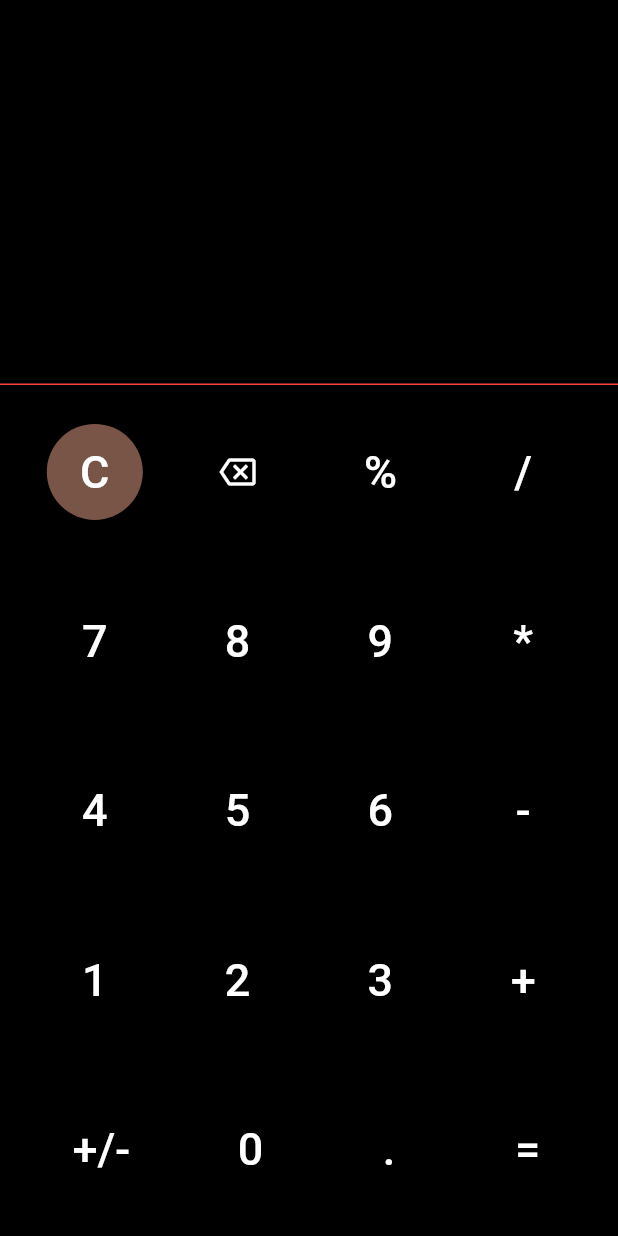
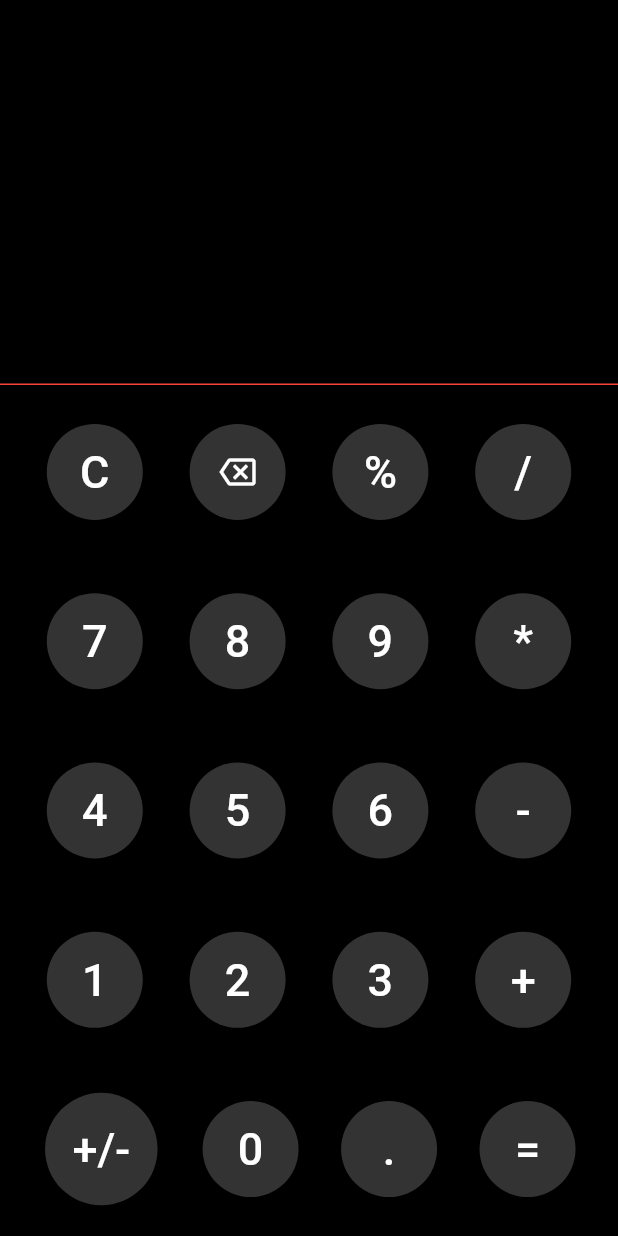
Before and after one commit to gouravrathor123/calculator, a Flutter app: the screen it shows after launch, on a phone screen of 412 x 824 dp. Run offline on Flutter 3.47's test engine with Material 2 defaults, Android fonts, the phone set to English and light mode, and no system bars; our stand-ins replace hexcolor.

Commit message:
background color to to buttons added

```diff
--- a/lib/calculator.dart
+++ b/lib/calculator.dart
@@ -1,4 +1,5 @@
 import 'package:flutter/material.dart';
+import 'package:hexcolor/hexcolor.dart';
 
 class Calculator extends StatefulWidget {
   const Calculator({Key? key}) : super(key: key);
@@ -54,7 +55,7 @@ class _CalculatorState extends State<Calculator> {
                             style: ElevatedButton.styleFrom(
                               shape: const CircleBorder(),
                               padding: const EdgeInsets.all(20),
-                              primary: Colors.brown, // <-- Button color
+                              primary: HexColor("#333333"), // <-- Button color
                               onPrimary: Colors.white, // <-- Splash color
                             ),
                           ),
@@ -65,7 +66,7 @@ class _CalculatorState extends State<Calculator> {
                             style: ElevatedButton.styleFrom(
                               shape: const CircleBorder(),
                               padding: const EdgeInsets.all(20),
-                              primary: Colors.black12, // <-- Button color
+                              primary: HexColor("#333333"), // <-- Button color
                               onPrimary: Colors.white, // <-- Splash color
                             ),
                           ),
@@ -78,7 +79,7 @@ class _CalculatorState extends State<Calculator> {
                             style: ElevatedButton.styleFrom(
                               shape: const CircleBorder(),
                               padding: const EdgeInsets.all(20),
-                              primary: Colors.black12, // <-- Button color
+                              primary: HexColor("#333333"), // <-- Button color
                               onPrimary: Colors.white, // <-- Splash color
                             ),
                           ),
@@ -91,7 +92,7 @@ class _CalculatorState extends State<Calculator> {
                             style: ElevatedButton.styleFrom(
                               shape: const CircleBorder(),
                               padding: const EdgeInsets.all(20),
-                              primary: Colors.black12, // <-- Button color
+                              primary: HexColor("#333333"), // <-- Button color
                               onPrimary: Colors.white, // <-- Splash color
                             ),
                           ),
@@ -121,7 +122,7 @@ class _CalculatorState extends State<Calculator> {
                             style: ElevatedButton.styleFrom(
                               shape: const CircleBorder(),
                               padding: const EdgeInsets.all(20),
-                              primary: Colors.black12, // <-- Button color
+                              primary: HexColor("#333333"), // <-- Button color
                               onPrimary: Colors.white, // <-- Splash color
                             ),
                           ),
@@ -135,7 +136,7 @@ class _CalculatorState extends State<Calculator> {
                             style: ElevatedButton.styleFrom(
                               shape: const CircleBorder(),
                               padding: const EdgeInsets.all(20),
-                              primary: Colors.black12, // <-- Button color
+                              primary: HexColor("#333333"), // <-- Button color
                               onPrimary: Colors.white, // <-- Splash color
                             ),
                           ),
@@ -148,7 +149,7 @@ class _CalculatorState extends State<Calculator> {
                             style: ElevatedButton.styleFrom(
                               shape: const CircleBorder(),
                               padding: const EdgeInsets.all(20),
-                              primary: Colors.black12, // <-- Button color
+                              primary: HexColor("#333333"), // <-- Button color
                               onPrimary: Colors.white, // <-- Splash color
                             ),
                           ),
@@ -161,7 +162,7 @@ class _CalculatorState extends State<Calculator> {
                             style: ElevatedButton.styleFrom(
                               shape: const CircleBorder(),
                               padding: const EdgeInsets.all(20),
-                              primary: Colors.black12, // <-- Button color
+                              primary: HexColor("#333333"), // <-- Button color
                               onPrimary: Colors.white, // <-- Splash color
                             ),
                           ),
@@ -191,7 +192,7 @@ class _CalculatorState extends State<Calculator> {
                             style: ElevatedButton.styleFrom(
                               shape: const CircleBorder(),
                               padding: const EdgeInsets.all(20),
-                              primary: Colors.black12, // <-- Button color
+                              primary: HexColor("#333333"), // <-- Button color
                               onPrimary: Colors.white, // <-- Splash color
                             ),
                           ),
@@ -204,7 +205,7 @@ class _CalculatorState extends State<Calculator> {
                             style: ElevatedButton.styleFrom(
                               shape: const CircleBorder(),
                               padding: const EdgeInsets.all(20),
-                              primary: Colors.black12, // <-- Button color
+                              primary: HexColor("#333333"), // <-- Button color
                               onPrimary: Colors.white, // <-- Splash color
                             ),
                           ),
@@ -217,7 +218,7 @@ class _CalculatorState extends State<Calculator> {
                             style: ElevatedButton.styleFrom(
                               shape: const CircleBorder(),
                               padding: const EdgeInsets.all(20),
-                              primary: Colors.black12, // <-- Button color
+                              primary: HexColor("#333333"), // <-- Button color
                               onPrimary: Colors.white, // <-- Splash color
                             ),
                           ),
@@ -230,7 +231,7 @@ class _CalculatorState extends State<Calculator> {
                             style: ElevatedButton.styleFrom(
                               shape: const CircleBorder(),
                               padding: const EdgeInsets.all(20),
-                              primary: Colors.black12, // <-- Button color
+                              primary: HexColor("#333333"), // <-- Button color
                               onPrimary: Colors.white, // <-- Splash color
                             ),
                           ),
@@ -260,7 +261,7 @@ class _CalculatorState extends State<Calculator> {
                             style: ElevatedButton.styleFrom(
                               shape: const CircleBorder(),
                               padding: const EdgeInsets.all(20),
-                              primary: Colors.black12, // <-- Button color
+                              primary: HexColor("#333333"), // <-- Button color
                               onPrimary: Colors.white, // <-- Splash color
                             ),
                           ),
@@ -273,7 +274,7 @@ class _CalculatorState extends State<Calculator> {
                             style: ElevatedButton.styleFrom(
                               shape: const CircleBorder(),
                               padding: const EdgeInsets.all(20),
-                              primary: Colors.black12, // <-- Button color
+                              primary: HexColor("#333333"), // <-- Button color
                               onPrimary: Colors.white, // <-- Splash color
                             ),
                           ),
@@ -286,7 +287,7 @@ class _CalculatorState extends State<Calculator> {
                             style: ElevatedButton.styleFrom(
                               shape: const CircleBorder(),
                               padding: const EdgeInsets.all(20),
-                              primary: Colors.black12, // <-- Button color
+                              primary: HexColor("#333333"), // <-- Button color
                               onPrimary: Colors.white, // <-- Splash color
                             ),
                           ),
@@ -299,7 +300,7 @@ class _CalculatorState extends State<Calculator> {
                             style: ElevatedButton.styleFrom(
                               shape: const CircleBorder(),
                               padding: const EdgeInsets.all(20),
-                              primary: Colors.black12, // <-- Button color
+                              primary: HexColor("#333333"), // <-- Button color
                               onPrimary: Colors.white, // <-- Splash color
                             ),
                           ),
@@ -329,7 +330,7 @@ class _CalculatorState extends State<Calculator> {
                             style: ElevatedButton.styleFrom(
                               shape: const CircleBorder(),
                               padding: const EdgeInsets.all(20),
-                              primary: Colors.black12, // <-- Button color
+                              primary: HexColor("#333333"), // <-- Button color
                               onPrimary: Colors.white, // <-- Splash color
                             ),
                           ),
@@ -342,7 +343,7 @@ class _CalculatorState extends State<Calculator> {
                             style: ElevatedButton.styleFrom(
                               shape: const CircleBorder(),
                               padding: const EdgeInsets.all(20),
-                              primary: Colors.black12, // <-- Button color
+                              primary: HexColor("#333333"), // <-- Button color
                               onPrimary: Colors.white, // <-- Splash color
                             ),
                           ),
@@ -355,7 +356,7 @@ class _CalculatorState extends State<Calculator> {
                             style: ElevatedButton.styleFrom(
                               shape: const CircleBorder(),
                               padding: const EdgeInsets.all(20),
-                              primary: Colors.black12, // <-- Button color
+                              primary: HexColor("#333333"), // <-- Button color
                               onPrimary: Colors.white, // <-- Splash color
                             ),
                           ),
@@ -368,7 +369,7 @@ class _CalculatorState extends State<Calculator> {
                             style: ElevatedButton.styleFrom(
                               shape: const CircleBorder(),
                               padding: const EdgeInsets.all(20),
-                              primary: Colors.black12, // <-- Button color
+                              primary: HexColor("#333333"), // <-- Button color
                               onPrimary: Colors.white, // <-- Splash color
                             ),
                           ),
--- a/pubspec.yaml
+++ b/pubspec.yaml
@@ -24,6 +24,7 @@ dependencies:
   flutter:
     sdk: flutter
   cupertino_icons: ^1.0.2
+  hexcolor: ^2.0.5
 
 dev_dependencies:
   flutter_test:
@@ -35,7 +36,7 @@ dev_dependencies:
   # package. See that file for information about deactivating specific lint
   # rules and activating additional ones.
   flutter_lints: ^1.0.0
-  pie_chart: ^5.1.0
+  hexcolor: ^2.0.5
 
 # For information on the generic Dart part of this file, see the
 # following page: https://dart.dev/tools/pub/pubspec
```
Also changed, not shown: pubspec.lock.
